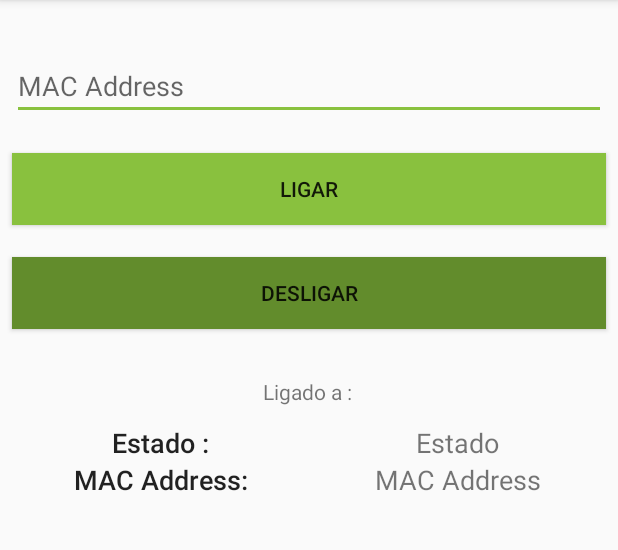
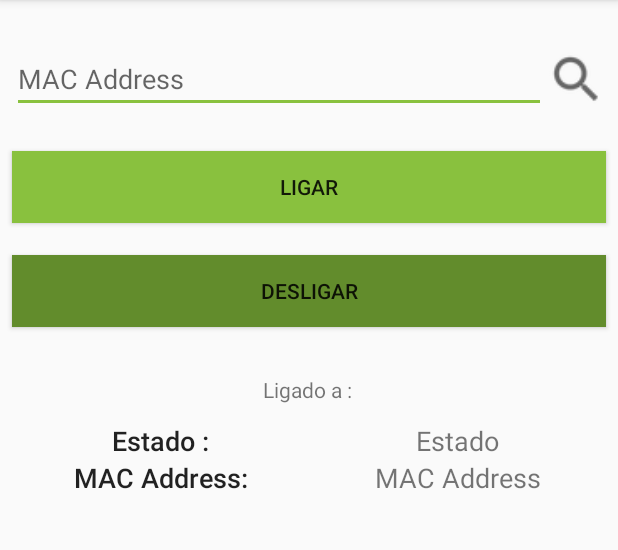
Before and after one commit to PedroCost/Controlador, an Android app: the screen it shows after launch (Definicoes), after a tap on "Definições", on a phone screen of 412 x 824 dp, the part 84-634 px from its top. Run offline under Robolectric (Android 15) with nearby library versions, the phone set to English and light mode, and no system bars; 7 statements that could not run were skipped; 2 other taps on this screen came first.

Commit message:
Update #4 - Update to 3.0

```diff
--- a/app/src/main/AndroidManifest.xml
+++ b/app/src/main/AndroidManifest.xml
@@ -32,6 +32,9 @@
             android:name=".Definicoes"
             android:noHistory="true" />
         <activity
+            android:name=".ScanActivity"
+             />
+        <activity
             android:name=".About"
             android:noHistory="true"
             />
--- a/app/src/main/java/pedrocosta/controlador/Definicoes.java
+++ b/app/src/main/java/pedrocosta/controlador/Definicoes.java
@@ -14,6 +14,7 @@ import android.view.MenuItem;
 import android.view.View;
 import android.widget.Button;
 import android.widget.EditText;
+import android.widget.ImageView;
 import android.widget.TextView;
 import android.widget.Toast;
 
@@ -32,12 +33,16 @@ public class Definicoes extends AppCompatActivity {
 
     TextView textEstado, textMACAddress;
 
+    ImageView imageSearch;
+
     Button buttonLigar, buttonDefault, buttonDesligar;
     private Constants.States currentState = Constants.States.DISCONNECTED;
 
     SharedPreferences pref;
     SharedPreferences.Editor editor;
     Handler handler;
+
+    String aux_lastState;
 
     @Override
     protected void onCreate(Bundle savedInstanceState) {
@@ -94,6 +99,13 @@ public class Definicoes extends AppCompatActivity {
             }
         });
 
+        imageSearch.setOnClickListener(new View.OnClickListener() {
+            public void onClick(View v) {
+                Intent intent = new Intent(Definicoes.this, ScanActivity.class);
+                startActivity(intent);
+            }
+        });
+
     }
 
     private void bitalinoInformacao() {
@@ -103,16 +115,17 @@ public class Definicoes extends AppCompatActivity {
         String bitalinoState = informacao[0];
         String bitalinoName = informacao[1];
 
+        if(!bitalinoState.equals(aux_lastState)) {
+            aux_lastState = bitalinoState;
 
-        if(bitalinoState.equals("null")){
-            textEstado.setText("NOT_CONNECTED");
+            if (bitalinoState.equals("null")) {
+                textEstado.setText("NOT_CONNECTED");
+            } else {
+                String[] bitalinoInfo = bitalinoState.split(" "); // String retornada: Device 20:15:05:29:21:77: CONNECTED
+                textEstado.setText(bitalinoInfo[2]);
+                textMACAddress.setText(bitalinoInfo[1].substring(0, bitalinoInfo[1].length() - 1));
+            }
         }
-        else {
-            String[] bitalinoInfo = bitalinoState.split(" "); // String retornada: Device 20:15:05:29:21:77: CONNECTED
-            textEstado.setText(bitalinoInfo[2]);
-            textMACAddress.setText(bitalinoInfo[1]);
-        }
-
     }
 
     private void initElements(){
@@ -127,10 +140,13 @@ public class Definicoes extends AppCompatActivity {
         textEstado = (TextView) findViewById(R.id.textView_estado);
         textMACAddress = (TextView) findViewById(R.id.textView_macAddress);
 
+        imageSearch = (ImageView) findViewById(R.id.imageView_search);
+
         buttonLigar = (Button) findViewById(R.id.button_ligar);
         buttonDesligar = (Button) findViewById(R.id.button_desligar);
 
         handler = new Handler();
+        aux_lastState = "";
     }
 
 
--- a/app/src/main/java/pedrocosta/controlador/MainActivity.java
+++ b/app/src/main/java/pedrocosta/controlador/MainActivity.java
@@ -214,11 +214,13 @@ public class MainActivity extends AppCompatActivity
         int id = item.getItemId();
 
         //noinspection SimplifiableIfStatement
+        /*
         if (id == R.id.action_settings) {
             Intent i = new Intent(getApplicationContext(), Definicoes.class);
             startActivity(i);
             return true;
         }
+        */
         if (id == R.id.item_info) {
             Intent i = new Intent(getApplicationContext(), About.class);
             startActivity(i);
@@ -338,6 +340,7 @@ public class MainActivity extends AppCompatActivity
         System.out.println(dedoMedio.toString());
         System.out.println(dedoAnelar.toString());
         System.out.println(dedoMinimo.toString());
+        System.out.println(dedoRotacao.toString());
     }
 
     public int pct(int percentagem, int valor){
--- a/app/src/main/res/layout/activity_definicoes.xml
+++ b/app/src/main/res/layout/activity_definicoes.xml
@@ -6,22 +6,36 @@
     android:layout_height="match_parent"
     tools:context="pedrocosta.controlador.Definicoes">
 
-    <EditText
-        android:id="@+id/editText_MACAdress"
-        android:layout_width="0dp"
-        android:layout_height="44dp"
+    <LinearLayout
+        android:id="@+id/linearLayout"
+        android:layout_width="match_parent"
+        android:layout_height="45dp"
         android:layout_marginEnd="8dp"
         android:layout_marginLeft="8dp"
         android:layout_marginRight="8dp"
         android:layout_marginStart="8dp"
-        android:layout_marginTop="36dp"
-        android:contentDescription="MAC Address"
-        android:ems="10"
-        android:hint="MAC Address"
-        android:inputType="textPersonName"
+        android:layout_marginTop="30dp"
+        android:orientation="horizontal"
         app:layout_constraintLeft_toLeftOf="parent"
         app:layout_constraintRight_toRightOf="parent"
-        app:layout_constraintTop_toTopOf="parent" />
+        app:layout_constraintTop_toTopOf="parent">
+
+        <EditText
+            android:id="@+id/editText_MACAdress"
+            android:layout_width="match_parent"
+            android:layout_height="match_parent"
+            android:contentDescription="MAC Address"
+            android:hint="MAC Address"
+            android:layout_weight="1"
+            android:inputType="textPersonName" />
+
+        <ImageView
+            android:id="@+id/imageView_search"
+            android:layout_width="80dp"
+            android:layout_height="match_parent"
+            android:layout_weight="1"
+            app:srcCompat="?android:attr/actionModeWebSearchDrawable" />
+    </LinearLayout>
 
     <Button
         android:id="@+id/button_ligar"
@@ -31,14 +45,14 @@
         android:layout_marginLeft="8dp"
         android:layout_marginRight="8dp"
         android:layout_marginStart="8dp"
-        android:layout_marginTop="22dp"
+        android:layout_marginTop="25dp"
         android:background="@color/colorPrimary"
         android:elevation="24dp"
         android:text="Ligar"
-        app:layout_constraintHorizontal_bias="0.139"
+        app:layout_constraintHorizontal_bias="0.0"
         app:layout_constraintLeft_toLeftOf="parent"
         app:layout_constraintRight_toRightOf="parent"
-        app:layout_constraintTop_toBottomOf="@+id/editText_MACAdress" />
+        app:layout_constraintTop_toBottomOf="@+id/linearLayout" />
 
     <Button
         android:id="@+id/button_desligar"
--- a/app/src/main/res/menu/main.xml
+++ b/app/src/main/res/menu/main.xml
@@ -1,9 +1,15 @@
 <?xml version="1.0" encoding="utf-8"?>
-<menu xmlns:android="http://schemas.android.com/apk/res/android"
-    xmlns:app="http://schemas.android.com/apk/res-auto">
-    <item
-        android:id="@+id/action_settings"
-        android:orderInCategory="100"
-        android:title="@string/action_settings"
-        app:showAsAction="never" />
+<menu xmlns:android="http://schemas.android.com/apk/res/android">
+    <item android:id="@+id/menu_refresh"
+          android:checkable="false"
+          android:orderInCategory="1"
+          android:showAsAction="ifRoom"/>
+    <item android:id="@+id/menu_scan"
+          android:title="scan"
+          android:orderInCategory="100"
+          android:showAsAction="ifRoom|withText"/>
+    <item android:id="@+id/menu_stop"
+          android:title="stop"
+          android:orderInCategory="101"
+          android:showAsAction="ifRoom|withText"/>
 </menu>
```
Also changed, not shown: app/src/main/java/pedrocosta/controlador/ListaMovimentos/ListaMovimentos.java (+14 -5 lines), app/src/main/java/pedrocosta/controlador/ScanActivity.java (added, +364 -0 lines), app/src/main/java/pedrocosta/controlador/ServiceBitalino.java (+5 -5 lines), app/src/main/res/layout/actionbar_indeterminate_progress.xml (added, +9 -0 lines), app/src/main/res/layout/activity_about.xml (+24 -25 lines), app/src/main/res/layout/listitem_device.xml (added, +15 -0 lines), app/src/main/res/values/strings.xml (+10 -0 lines), app/src/main/res/mipmap-hdpi/ips.png (added).
